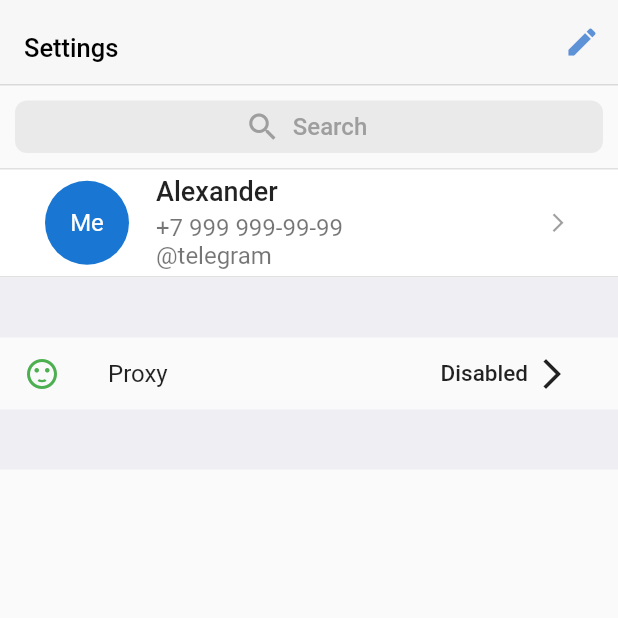
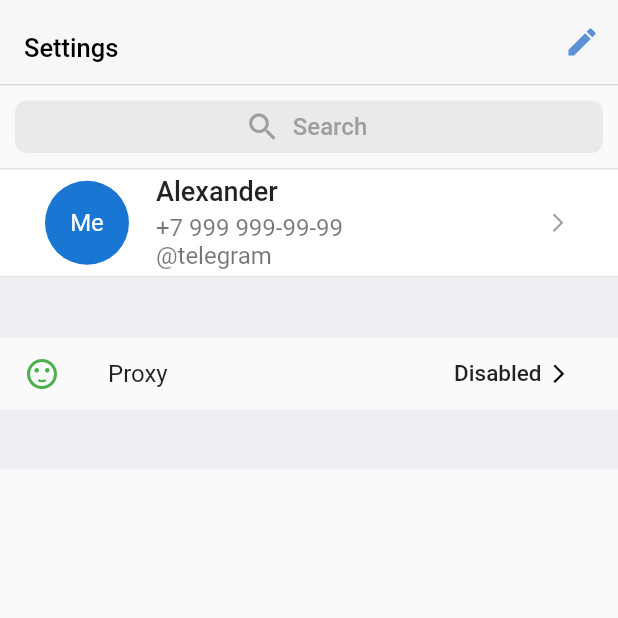
Before and after one commit to abritov/flutter-example-telegram-app, a Flutter app: the screen it shows after launch, item 3 of the bottom bar chosen, on a phone screen of 412 x 824 dp, the top half of it. Run offline on Flutter 3.47's test engine with Material 2 defaults, Android fonts, the phone set to English and light mode, and no system bars.

Commit message:
fix(ui): SettingsPage proxy disabled icon size

```diff
--- a/lib/widgets/settings.dart
+++ b/lib/widgets/settings.dart
@@ -86,7 +86,9 @@ class SettingsPage extends StatelessWidget {
                   children: <Widget>[
                     Text("Disabled", style: TextStyle(fontSize: 15.0)),
                     const SizedBox(width: 4.0),
-                    Icon(Icons.arrow_forward_ios),
+                    IconTheme(
+                        data: IconThemeData(size: 15.0),
+                        child: Icon(Icons.arrow_forward_ios)),
                   ],
                 ),
               )),
```
